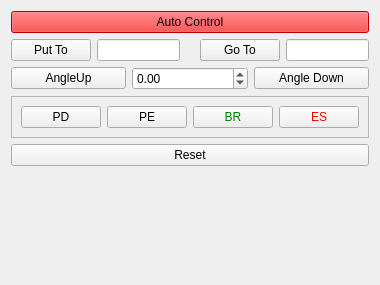
Before: the Qt Designer form Lib/Net/Agent_Widget.ui in break11/AutoStorage, drawn with Qt 5.
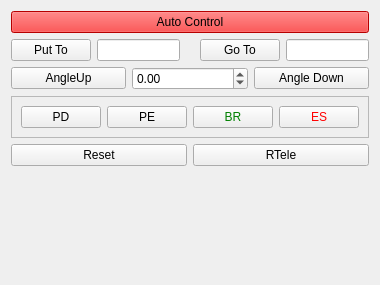
After: the same form once the commit is applied.

Commit message: button linker + button request telemetry on AgentWidget

```diff
--- a/Lib/Net/Agent_Widget.ui
+++ b/Lib/Net/Agent_Widget.ui
@@ -6,7 +6,7 @@
    <rect>
     <x>0</x>
     <y>0</y>
-    <width>374</width>
+    <width>378</width>
     <height>285</height>
    </rect>
   </property>
@@ -193,11 +193,31 @@
     </widget>
    </item>
    <item>
+    <layout class="QHBoxLayout" name="horizontalLayout_2">
+     <item>
     <widget class="QPushButton" name="btnReset">
      <property name="text">
       <string>Reset</string>
      </property>
     </widget>
+     </item>
+     <item>
+      <widget class="QPushButton" name="btnRTele">
+       <property name="toolTip">
+        <string>Request Telemetry</string>
+       </property>
+       <property name="text">
+        <string>RTele</string>
+       </property>
+       <property name="checkable">
+        <bool>true</bool>
+       </property>
+       <property name="propRef" stdset="0">
+        <string>RTele</string>
+       </property>
+      </widget>
+     </item>
+    </layout>
    </item>
    <item>
     <spacer name="verticalSpacer">
```
Left out of the diff: 8 changed lines with no effect on the pictures. Lines whose indentation alone changed are shown as unchanged. The commit also changes 6 other files.
